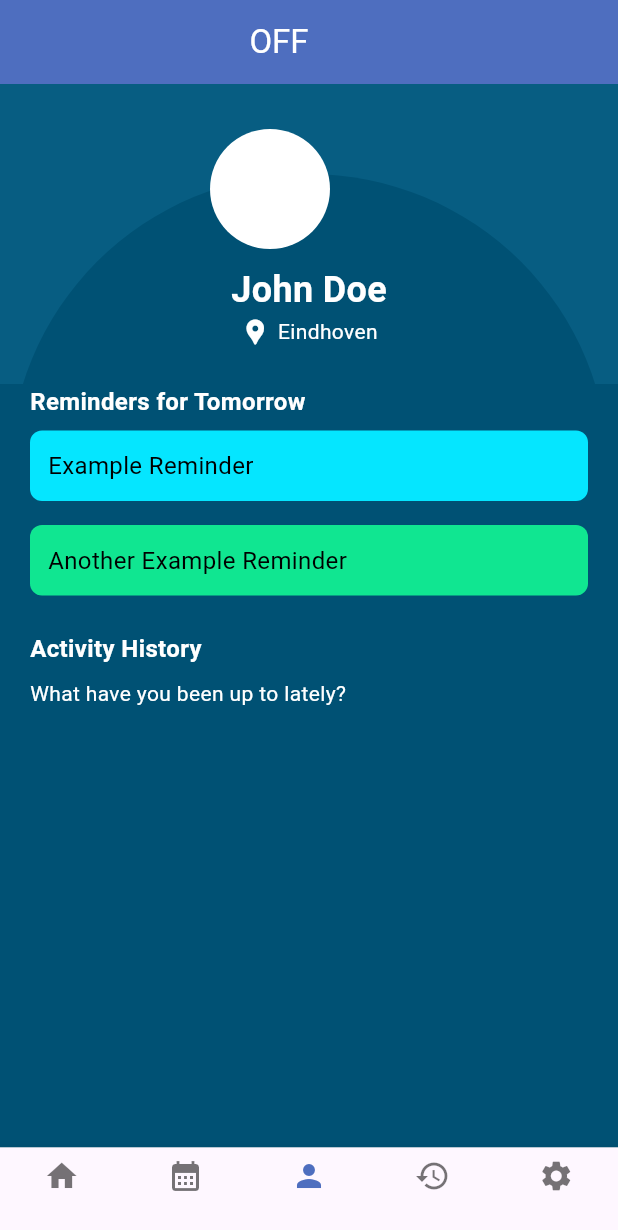
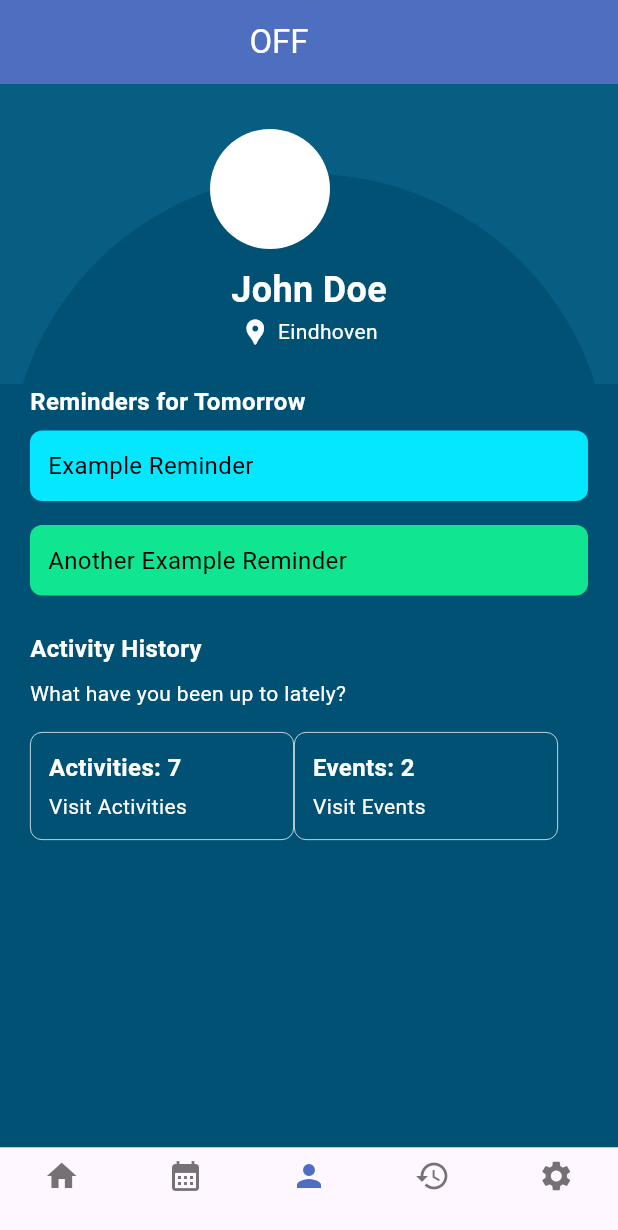
Before and after one commit to jraemakers/industry-project-krom2, a Flutter app: the screen it shows after launch, item 3 of the bottom bar chosen, on a phone screen of 412 x 824 dp. Shown: the top 1230 px of the screen. Run offline on Flutter 3.47's test engine with Material 3 defaults, Android fonts, the phone set to English and light mode, and no system bars; our stand-ins replace shared_preferences.

Commit message:
added the boxes

```diff
--- a/escape/lib/screens/profile_screen.dart
+++ b/escape/lib/screens/profile_screen.dart
@@ -162,6 +162,73 @@ class ProfileScreen extends StatelessWidget {
                           color: Colors.white,
                         ),
                       ),
+                      SizedBox(height: 16), // Add vertical spacing before the containers
+                      Row(
+                        mainAxisAlignment: MainAxisAlignment.spaceBetween,
+                        children: [
+                          Container(
+                            width: (screenSize.width - 60) / 2, // Adjust width for two equal containers with some spacing
+                            padding: EdgeInsets.all(12), // Padding inside the container
+                            decoration: BoxDecoration(
+                              color: Color(0xFF005174), // Background color of the container
+                              borderRadius: BorderRadius.circular(8), // Border radius
+                              border: Border.all(color: const Color.fromARGB(255, 255, 255, 255), width: 0.5), // Border color and width
+                            ),
+                            child: Column(
+                              crossAxisAlignment: CrossAxisAlignment.start,
+                              children: [
+                                Text(
+                                  'Activities: 7',
+                                  style: TextStyle(
+                                    fontSize: 16,
+                                    color: Colors.white,
+                                    fontWeight: FontWeight.bold,
+                                  ),
+                                ),
+                                SizedBox(height: 4), // Add vertical spacing between texts
+                                Text(
+                                  'Visit Activities',
+                                  style: TextStyle(
+                                    fontSize: 14,
+                                    color: Colors.white,
+                                  ),
+                                ),
+                              ],
+                            ),
+                          ),
+                          Container(
+                            width: (screenSize.width - 60) / 2, // Adjust width for two equal containers with some spacing
+                            padding: EdgeInsets.all(12), // Padding inside the container
+                            decoration: BoxDecoration(
+                              color: Color(0xFF005174), // Background color of the container
+                              borderRadius: BorderRadius.circular(8), // Border radius
+                              border: Border.all(color: const Color.fromARGB(255, 255, 255, 255), width: 0.5),
+                               // Border color and width
+                            ),
+                            child: Column(
+                              crossAxisAlignment: CrossAxisAlignment.start,
+                              children: [
+                                Text(
+                                  'Events: 2',
+                                  style: TextStyle(
+                                    fontSize: 16,
+                                    color: Colors.white,
+                                    fontWeight: FontWeight.bold,
+                                  ),
+                                ),
+                                SizedBox(height: 4), // Add vertical spacing between texts
+                                Text(
+                                  'Visit Events',
+                                  style: TextStyle(
+                                    fontSize: 14,
+                                    color: Colors.white,
+                                  ),
+                                ),
+                              ],
+                            ),
+                          ),
+                        ],
+                      ),
                     ],
                   ),
                 ),
```
